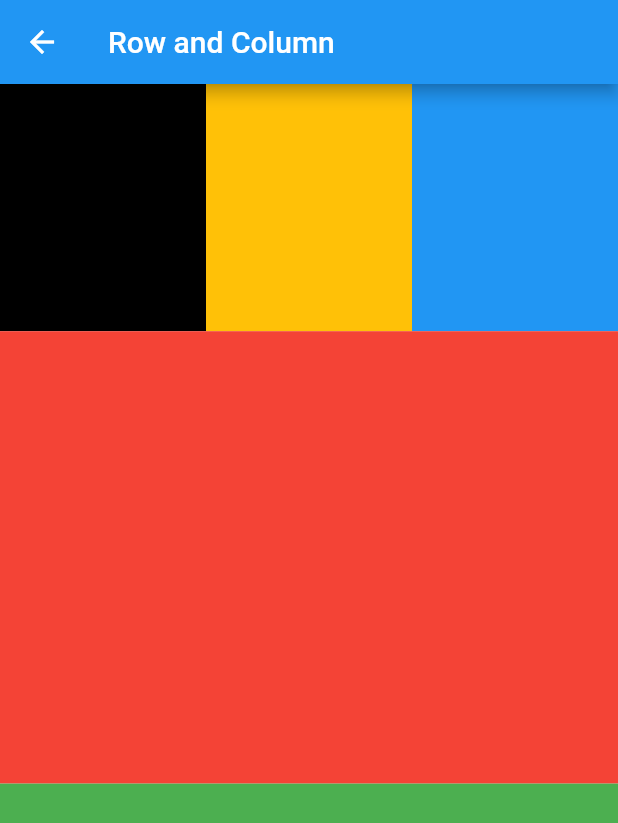
After one commit to MANOJ1144/5th-semester, a Flutter app: the screen it shows after launch, after a tap on "Exercise", on a phone screen of 412 x 824 dp. The commit adds this screen. Shown: the top 823 px of the screen. Run offline on Flutter 3.47's test engine with Material 2 defaults, Android fonts, the phone set to English and light mode, and no system bars; our stand-ins replace dartz, freezed_annotation.

Commit message:
Missed_codes added

```diff
--- a/Mob_App_Dev/flutter_app/lib/app.dart
+++ b/Mob_App_Dev/flutter_app/lib/app.dart
@@ -6,8 +6,11 @@ import 'package:flutter_app/view/dashboard_view.dart';
 import 'package:flutter_app/view/display_name_view.dart';
 import 'package:flutter_app/view/icons_view.dart';
 import 'package:flutter_app/view/load_image_view.dart';
+import 'package:flutter_app/view/media_query_view.dart';
 import 'package:flutter_app/view/output_view.dart';
 import 'package:flutter_app/view/rich_text_view.dart';
+
+import 'view/class_exercise_view.dart';
 // import 'package:flutter_app/view/si_view.dart';
 
 class App extends StatelessWidget {
@@ -29,6 +32,8 @@ class App extends StatelessWidget {
         '/outputRoute': (context) => const OutputView(),
         '/containerRoute': (context) => const ContainerView(),
         '/loadImageRoute': (context) => const LoadImageView(),
+         "/MediaQueryRoute": (context) => const MediaQueryView(),
+        "/ClassExerciseRoute": (context) => const ClassExerciseView(),
       },
     );
   }
--- /dev/null
+++ b/Mob_App_Dev/flutter_app/lib/view/class_exercise_view.dart
@@ -0,0 +1,66 @@
+import 'package:flutter/material.dart';
+
+class ClassExerciseView extends StatefulWidget {
+  const ClassExerciseView({super.key});
+
+  @override
+  State<ClassExerciseView> createState() => _ClassExerciseViewState();
+}
+
+class _ClassExerciseViewState extends State<ClassExerciseView> {
+  @override
+  Widget build(BuildContext context) {
+    double height = MediaQuery.of(context).size.height;
+    double width = MediaQuery.of(context).size.height;
+    return Scaffold(
+      appBar: AppBar(
+        title: const Text('Row and Column'),
+      ),
+      body: Column(
+        children: [
+          SizedBox(
+            height: height / 5,
+            child: Row(
+              children: [
+                Expanded(
+                  child: Container(
+                    height: height,
+                    width: 20,
+                    color: Colors.black,
+                  ),
+                ),
+                Expanded(
+                  child: Container(
+                    height: height,
+                    width: 20,
+                    color: Colors.amber,
+                  ),
+                ),
+                Expanded(
+                  child: Container(
+                    height: height,
+                    width: 20,
+                    color: Colors.blue,
+                  ),
+                ),
+              ],
+            ),
+          ),
+          Expanded(
+            child: Container(
+              color: Colors.red,
+              height: height,
+            ),
+          ),
+          Expanded(
+            child: Container(
+              color: Colors.green,
+              height: height,
+              width: width,
+            ),
+          )
+        ],
+      ),
+    );
+  }
+}
--- a/Mob_App_Dev/flutter_app/lib/view/dashboard_view.dart
+++ b/Mob_App_Dev/flutter_app/lib/view/dashboard_view.dart
@@ -73,6 +73,7 @@ class DashboardView extends StatelessWidget {
               },
               child: const Text('Container'),
             ),
+
             const SizedBox(height: 8),
             ElevatedButton(
               onPressed: () {
@@ -80,6 +81,30 @@ class DashboardView extends StatelessWidget {
               },
               child: const Text('LoadImage'),
             ),
+
+          const SizedBox(height: 8),
+
+          SizedBox(
+                width: double.infinity,
+                child: ElevatedButton(
+                  onPressed: () {
+                    Navigator.pushNamed(context, "/MediaQueryRoute");
+                  },
+                  child: const Text('container'),
+                ),
+              ),
+                          const SizedBox(height: 8),
+
+              SizedBox(
+                width: double.infinity,
+                child: ElevatedButton(
+                  onPressed: () {
+                    Navigator.pushNamed(context, "/ClassExerciseRoute");
+                  },
+                  child: const Text('Exercise'),
+                ),
+              ),
+
           ],
         ),
       ),
```
Also changed, not shown: Mob_App_Dev/flutter_app/lib/common/show_my_message.dart (added, +13 -0 lines), Mob_App_Dev/flutter_app/lib/view/media_query_view.dart (added, +58 -0 lines), Mob_App_Dev/flutter_app/lib/view/si_view.dart (+76 -211 lines).
